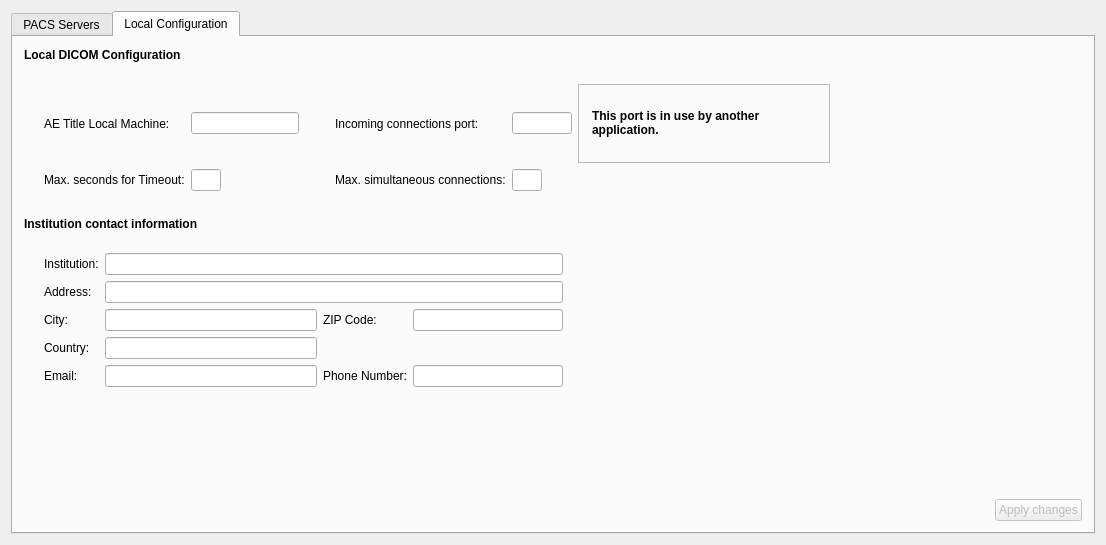
This is starviewer/src/inputoutput/qconfigurationscreenbase.ui in starviewer-medical/starviewer as Qt 5 draws it before an edit. The edited form follows.
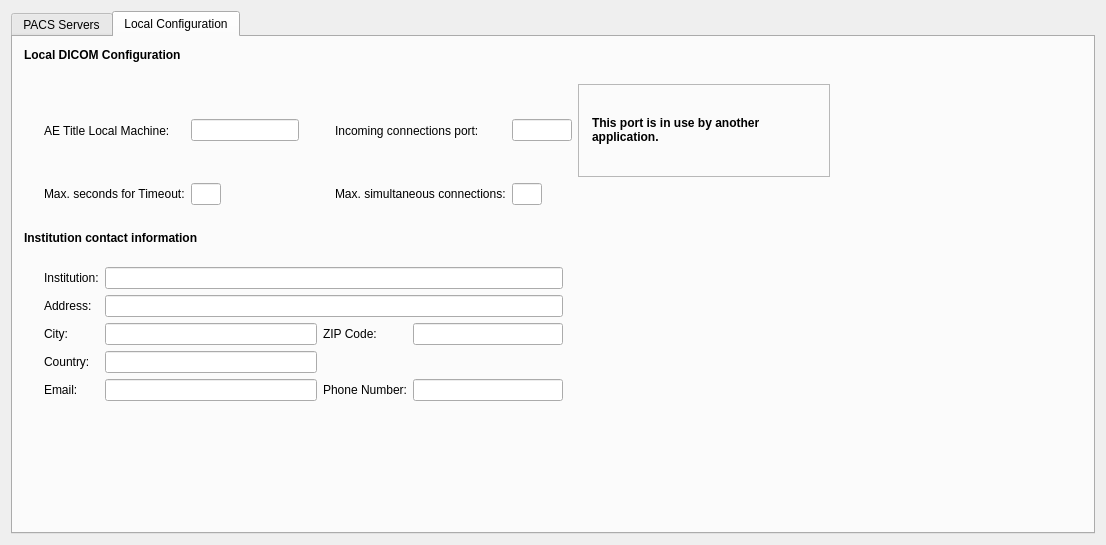
This is the edited form. The open tabs and pages were chosen to show the change. Icons and pictures are not drawn.

Commit message: ﻿ENH: Making local configuration tab screen to update settings values as the user edits them.

Patch:
```diff
--- a/starviewer/src/inputoutput/qconfigurationscreenbase.ui
+++ b/starviewer/src/inputoutput/qconfigurationscreenbase.ui
@@ -1039,48 +1039,6 @@
          </property>
         </spacer>
        </item>
-       <item row="8" column="0">
-        <layout class="QHBoxLayout">
-         <property name="spacing">
-          <number>6</number>
-         </property>
-         <property name="margin">
-          <number>0</number>
-         </property>
-         <item>
-          <spacer>
-           <property name="orientation">
-            <enum>Qt::Horizontal</enum>
-           </property>
-           <property name="sizeType">
-            <enum>QSizePolicy::Expanding</enum>
-           </property>
-           <property name="sizeHint" stdset="0">
-            <size>
-             <width>81</width>
-             <height>20</height>
-            </size>
-           </property>
-          </spacer>
-         </item>
-         <item>
-          <widget class="QPushButton" name="m_buttonApplyPacs">
-           <property name="enabled">
-            <bool>false</bool>
-           </property>
-           <property name="toolTip">
-            <string>Apply changes</string>
-           </property>
-           <property name="layoutDirection">
-            <enum>Qt::RightToLeft</enum>
-           </property>
-           <property name="text">
-            <string>Apply changes</string>
-           </property>
-          </widget>
-         </item>
-        </layout>
-       </item>
       </layout>
      </widget>
     </widget>
```
Left out of the diff: 1 changed line with no effect on the pictures. The commit also changes 2 other files.
